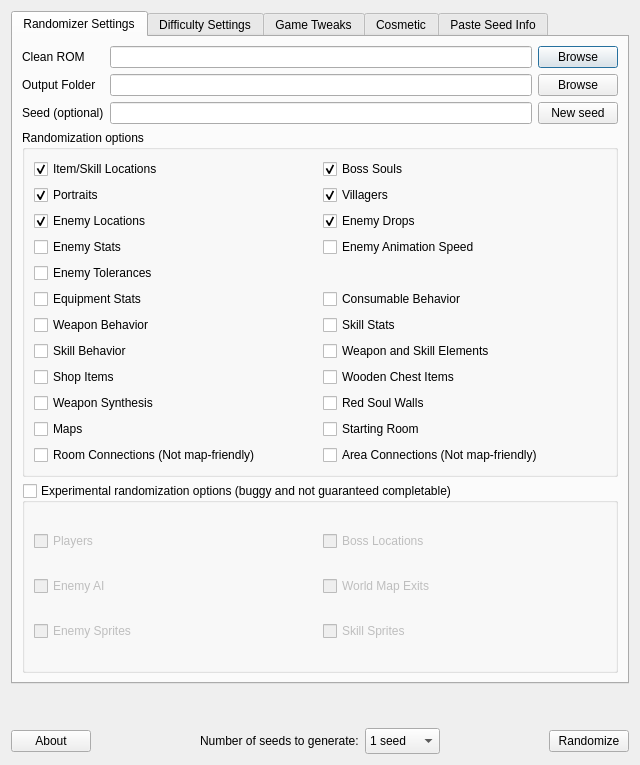
Before: the Qt Designer form randomizer.ui in LagoLunatic/dsvrandom, drawn with Qt 5.
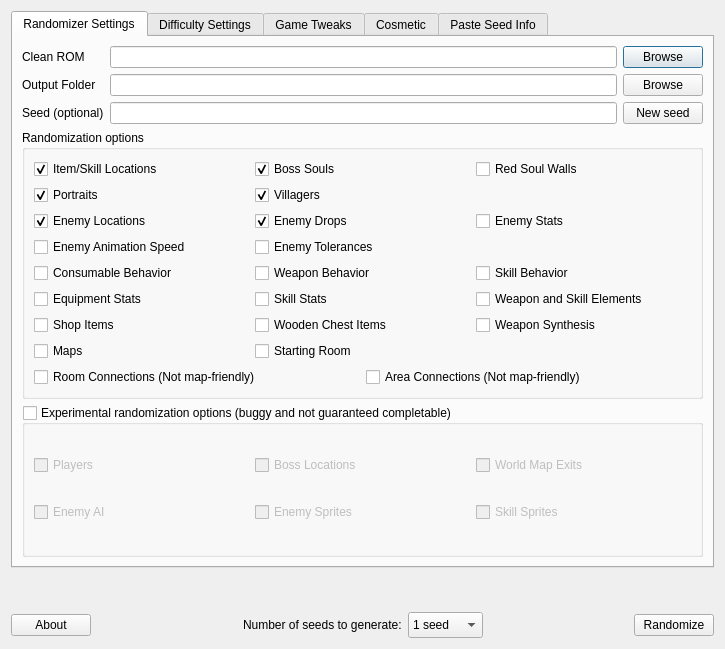
After: the same form once the commit is applied. Icons and pictures are not drawn.

Commit message: Change UI to be wider and fit on lowres monitors better

Patch:
```diff
--- a/randomizer.ui
+++ b/randomizer.ui
@@ -6,8 +6,8 @@
    <rect>
     <x>0</x>
     <y>0</y>
-    <width>640</width>
-    <height>765</height>
+    <width>725</width>
+    <height>649</height>
    </rect>
   </property>
   <property name="windowTitle">
@@ -117,6 +117,16 @@
               </property>
              </widget>
             </item>
+            <item>
+             <widget class="QCheckBox" name="randomize_red_walls">
+              <property name="toolTip">
+               <string>Randomizes which bullet souls are needed to open red walls (DoS only).</string>
+              </property>
+              <property name="text">
+               <string>Red Soul Walls</string>
+              </property>
+             </widget>
+            </item>
            </layout>
           </item>
           <item>
@@ -147,6 +157,9 @@
               </property>
              </widget>
             </item>
+            <item>
+             <widget class="QWidget" name="widget" native="true"/>
+            </item>
            </layout>
           </item>
           <item>
@@ -177,10 +190,6 @@
               </property>
              </widget>
             </item>
-           </layout>
-          </item>
-          <item>
-           <layout class="QHBoxLayout" name="horizontalLayout_12">
             <item>
              <widget class="QCheckBox" name="randomize_enemy_stats">
               <property name="toolTip">
@@ -191,6 +200,10 @@
               </property>
              </widget>
             </item>
+           </layout>
+          </item>
+          <item>
+           <layout class="QHBoxLayout" name="horizontalLayout_12">
             <item>
              <widget class="QCheckBox" name="randomize_enemy_anim_speed">
               <property name="toolTip">
@@ -201,10 +214,6 @@
               </property>
              </widget>
             </item>
-           </layout>
-          </item>
-          <item>
-           <layout class="QHBoxLayout" name="horizontalLayout_20">
             <item>
              <widget class="QCheckBox" name="randomize_enemy_tolerances">
               <property name="toolTip">
@@ -215,20 +224,13 @@
               </property>
              </widget>
             </item>
+            <item>
+             <widget class="QWidget" name="widget_2" native="true"/>
+            </item>
            </layout>
           </item>
           <item>
            <layout class="QHBoxLayout" name="horizontalLayout_11">
-            <item>
-             <widget class="QCheckBox" name="randomize_equipment_stats">
-              <property name="toolTip">
-               <string>Randomizes weapon and armor stats.</string>
-              </property>
-              <property name="text">
-               <string>Equipment Stats</string>
-              </property>
-             </widget>
-            </item>
             <item>
              <widget class="QCheckBox" name="randomize_consumable_behavior">
               <property name="toolTip">
@@ -239,10 +241,6 @@
               </property>
              </widget>
             </item>
-           </layout>
-          </item>
-          <item>
-           <layout class="QHBoxLayout" name="horizontalLayout_5">
             <item>
              <widget class="QCheckBox" name="randomize_weapon_behavior">
               <property name="toolTip">
@@ -254,20 +252,6 @@
              </widget>
             </item>
             <item>
-             <widget class="QCheckBox" name="randomize_skill_stats">
-              <property name="toolTip">
-               <string>Randomizes skill stats.</string>
-              </property>
-              <property name="text">
-               <string>Skill Stats</string>
-              </property>
-             </widget>
-            </item>
-           </layout>
-          </item>
-          <item>
-           <layout class="QHBoxLayout" name="horizontalLayout_10">
-            <item>
              <widget class="QCheckBox" name="randomize_skill_behavior">
               <property name="toolTip">
                <string>Randomizes how skills behave.</string>
@@ -277,6 +261,30 @@
               </property>
              </widget>
             </item>
+           </layout>
+          </item>
+          <item>
+           <layout class="QHBoxLayout" name="horizontalLayout_5">
+            <item>
+             <widget class="QCheckBox" name="randomize_equipment_stats">
+              <property name="toolTip">
+               <string>Randomizes weapon and armor stats.</string>
+              </property>
+              <property name="text">
+               <string>Equipment Stats</string>
+              </property>
+             </widget>
+            </item>
+            <item>
+             <widget class="QCheckBox" name="randomize_skill_stats">
+              <property name="toolTip">
+               <string>Randomizes skill stats.</string>
+              </property>
+              <property name="text">
+               <string>Skill Stats</string>
+              </property>
+             </widget>
+            </item>
             <item>
              <widget class="QCheckBox" name="randomize_weapon_and_skill_elements">
               <property name="toolTip">
@@ -311,10 +319,6 @@
               </property>
              </widget>
             </item>
-           </layout>
-          </item>
-          <item>
-           <layout class="QHBoxLayout" name="horizontalLayout_18">
             <item>
              <widget class="QCheckBox" name="randomize_weapon_synths">
               <property name="toolTip">
@@ -325,16 +329,6 @@
               </property>
              </widget>
             </item>
-            <item>
-             <widget class="QCheckBox" name="randomize_red_walls">
-              <property name="toolTip">
-               <string>Randomizes which bullet souls are needed to open red walls (DoS only).</string>
-              </property>
-              <property name="text">
-               <string>Red Soul Walls</string>
-              </property>
-             </widget>
-            </item>
            </layout>
           </item>
           <item>
@@ -359,6 +353,9 @@
               </property>
              </widget>
             </item>
+            <item>
+             <widget class="QWidget" name="widget_3" native="true"/>
+            </item>
            </layout>
           </item>
           <item>
@@ -422,6 +419,16 @@
               </property>
              </widget>
             </item>
+            <item>
+             <widget class="QCheckBox" name="randomize_world_map_exits">
+              <property name="toolTip">
+               <string>Randomizes the order areas are unlocked on the world map (OoE linear mode only).</string>
+              </property>
+              <property name="text">
+               <string>World Map Exits</string>
+              </property>
+             </widget>
+            </item>
            </layout>
           </item>
           <item>
@@ -437,20 +444,6 @@
              </widget>
             </item>
             <item>
-             <widget class="QCheckBox" name="randomize_world_map_exits">
-              <property name="toolTip">
-               <string>Randomizes the order areas are unlocked on the world map (OoE linear mode only).</string>
-              </property>
-              <property name="text">
-               <string>World Map Exits</string>
-              </property>
-             </widget>
-            </item>
-           </layout>
-          </item>
-          <item>
-           <layout class="QHBoxLayout" name="horizontalLayout_21">
-            <item>
              <widget class="QCheckBox" name="randomize_enemy_sprites">
               <property name="text">
                <string>Enemy Sprites</string>
```
Left out of the diff: 129 changed lines with no effect on the pictures.
